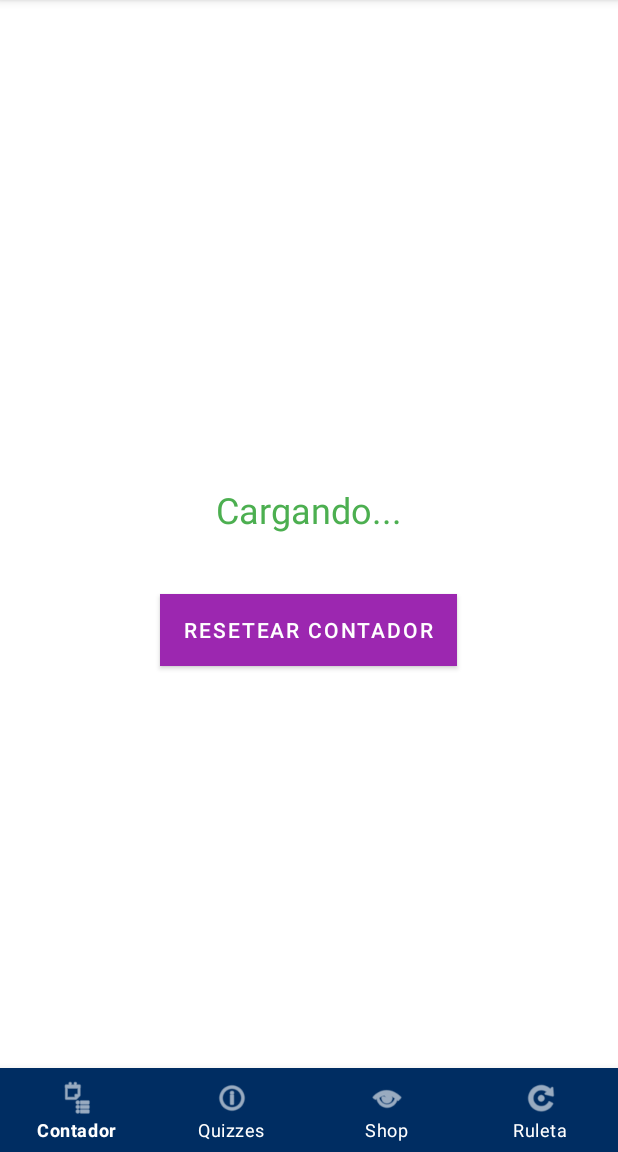
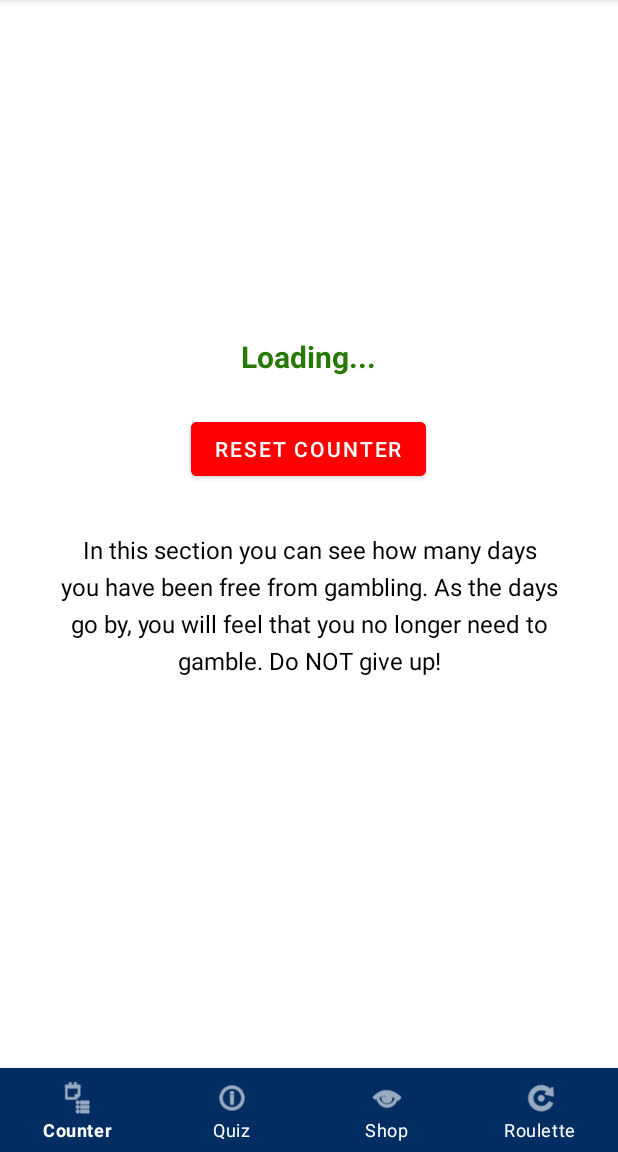
Before and after one commit to fedorgor133/7OWL, an Android app: the ContadorActivity screen opened directly, with no data from a screen before it, on a phone screen of 412 x 824 dp, the part 84-1236 px from its top. Run offline under Robolectric (Android 15) with nearby library versions, the phone set to English and light mode, and no system bars; our stand-ins replace Firebase (no records; nobody signed in at launch, a user with empty details on screens opened directly).

Commit message:
Contador al ingles, limpieza de archivos

```diff
--- a/presentation/src/main/AndroidManifest.xml
+++ b/presentation/src/main/AndroidManifest.xml
@@ -26,11 +26,10 @@
             </intent-filter>
         </activity>
         <activity android:name=".presentation.QuizActivity" />
-        <activity android:name=".presentation.MainActivity" />
         <activity android:name=".presentation.SignUpActivity" />
-        <activity android:name=".presentation.LoggedInActivity" />
         <activity android:name=".presentation.ContadorActivity" />
         <activity android:name=".presentation.RouletteActivity" />
+        <activity android:name=".presentation.ShopActivity" />
 
 
     </application>
--- a/presentation/src/main/java/edu/ub/pis2425/projecte7owls/presentation/SignUpActivity.java
+++ b/presentation/src/main/java/edu/ub/pis2425/projecte7owls/presentation/SignUpActivity.java
@@ -129,7 +129,7 @@ public class SignUpActivity extends AppCompatActivity {
         });
 
         binding.logInTxt.setOnClickListener(ignoredView -> {
-            Intent intent = new Intent(SignUpActivity.this, MainActivity.class);
+            Intent intent = new Intent(SignUpActivity.this, ContadorActivity.class);
             startActivity(intent);
             finish();
         });
--- a/presentation/src/main/res/layout/activity_contador.xml
+++ b/presentation/src/main/res/layout/activity_contador.xml
@@ -4,36 +4,56 @@
     xmlns:app="http://schemas.android.com/apk/res-auto"
     xmlns:tools="http://schemas.android.com/tools"
     android:layout_width="match_parent"
-    android:layout_height="match_parent">
+    android:layout_height="match_parent"
+    android:background="@color/white">
 
     <LinearLayout
         android:layout_width="match_parent"
         android:layout_height="match_parent"
         android:orientation="vertical"
-        android:gravity="center"
-        android:padding="20dp">
+        android:padding="24dp"
+        android:gravity="center_horizontal"
+        tools:context=".presentation.ContadorActivity">
 
+        <!-- Title -->
         <TextView
             android:id="@+id/diasTextView"
             android:layout_width="wrap_content"
             android:layout_height="wrap_content"
-            android:text="Cargando..."
-            android:textColor="#4CAF50"
-            android:textSize="24sp"
-            android:layout_marginBottom="40dp" /> <!-- Espacio debajo del texto -->
+            android:text="Loading..."
+            android:textColor="@color/teal_700"
+            android:textSize="20sp"
+            android:textStyle="bold"
+            android:layout_marginBottom="24dp"
+            android:layout_marginTop="300px"/>
 
-        <Button
+        <!-- Reset Button -->
+        <com.google.android.material.button.MaterialButton
             android:id="@+id/resetButton"
+            style="@style/Widget.MaterialComponents.Button"
             android:layout_width="wrap_content"
             android:layout_height="wrap_content"
-            android:background="@android:color/holo_red_dark"
-            android:text="Resetear contador"
-            android:textColor="@android:color/white" />
+            android:text="Reset Counter"
+            android:textColor="@android:color/white"
+            android:backgroundTint="@color/red"
+            android:elevation="4dp"
+            android:layout_marginBottom="32dp"/>
+
+        <!-- Description -->
+        <TextView
+            android:id="@+id/textView5"
+            android:layout_width="match_parent"
+            android:layout_height="wrap_content"
+            android:layout_marginHorizontal="16dp"
+            android:lineSpacingExtra="6dp"
+            android:text="In this section you can see how many days you have been free from gambling. As the days go by, you will feel that you no longer need to gamble. Do NOT give up!"
+            android:textAlignment="center"
+            android:textColor="@color/black"
+            android:textSize="16sp" />
 
     </LinearLayout>
 
-
-    <!-- Barra de navegación inferior -->
+    <!-- Bottom Navigation -->
     <com.google.android.material.bottomnavigation.BottomNavigationView
         android:id="@+id/bottom_navigation"
         android:layout_width="match_parent"
--- a/presentation/src/main/res/menu/bottom_nav_menu.xml
+++ b/presentation/src/main/res/menu/bottom_nav_menu.xml
@@ -3,11 +3,11 @@
     <item
         android:id="@+id/nav_contador"
         android:icon="@android:drawable/ic_menu_agenda"
-        android:title="Contador" />
+        android:title="Counter" />
     <item
         android:id="@+id/nav_quiz"
         android:icon="@android:drawable/ic_menu_info_details"
-        android:title="Quizzes" />
+        android:title="Quiz" />
     <item
         android:id="@+id/nav_shop"
         android:icon="@android:drawable/ic_menu_view"
@@ -15,5 +15,5 @@
     <item
         android:id="@+id/nav_ruleta"
         android:icon="@android:drawable/ic_menu_rotate"
-        android:title="Ruleta" />
+        android:title="Roulette" />
 </menu>
--- a/presentation/src/main/res/values/colors.xml
+++ b/presentation/src/main/res/values/colors.xml
@@ -3,9 +3,11 @@
     <color name="purple_500">#9C27B0</color>
     <color name="purple_700">#7B1FA2</color>
     <color name="teal_200">#80CBC4</color>
-    <color name="teal_700">#00796B</color>
+    <color name="teal_700">#287900</color>
     <color name="purple_200">#E1BEE7</color>
     <color name="black">#FF000000</color>
     <color name="white">#FFFFFFFF</color>
     <color name="blue_dark">#002D62</color>
+    <color name="red">#FF0000</color>
+
 </resources>
```
Also changed, not shown: presentation/src/main/java/edu/ub/pis2425/projecte7owls/presentation/ContadorActivity.java (+4 -4 lines), presentation/src/main/java/edu/ub/pis2425/projecte7owls/presentation/LoggedInActivity.java (deleted, +0 -32 lines), presentation/src/main/java/edu/ub/pis2425/projecte7owls/presentation/MainActivity.java (deleted, +0 -44 lines), presentation/src/main/java/edu/ub/pis2425/projecte7owls/presentation/ShopActivity.java (+45 -1 lines), presentation/src/main/res/layout/activity_logged_in.xml (deleted, +0 -28 lines), presentation/src/main/res/values/themes.xml (+7 -1 lines), presentation/src/main/res/layout/activity_shop.xml (renamed from presentation/src/main/res/layout/activity_main.xml).
